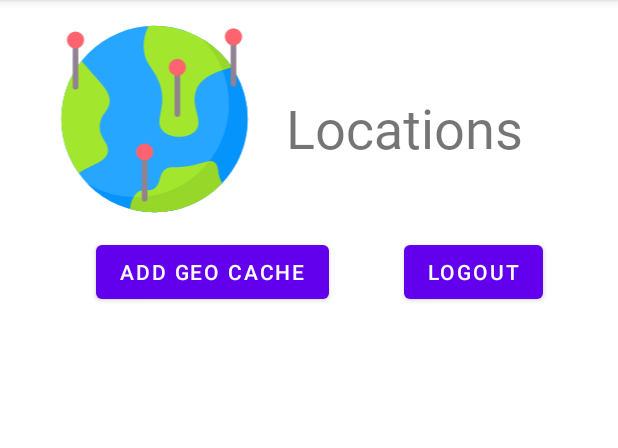
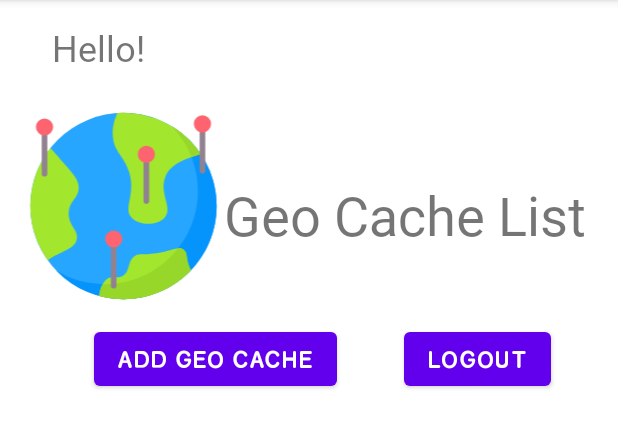
Before and after one commit to exactmark/GeoCached, an Android app: the LocationList screen opened directly, with no data from a screen before it, on a phone screen of 412 x 824 dp, the part 84-532 px from its top. Run offline under Robolectric (Android 15) with nearby library versions, the phone set to English and light mode, and no system bars.

Commit message:
update fonts on all activities

```diff
--- a/GeoCached/app/src/main/java/com/team4/geocached/LocationList.java
+++ b/GeoCached/app/src/main/java/com/team4/geocached/LocationList.java
@@ -14,6 +14,7 @@ import android.view.View;
 import android.widget.AdapterView;
 import android.widget.Button;
 import android.widget.ListView;
+import android.widget.TextView;
 
 import java.util.ArrayList;
 
@@ -23,6 +24,7 @@ public class LocationList extends AppCompatActivity {
     ServerConnection serverConnection= new ServerConnection();
     Button addGeoCache;
     Button logout;
+    TextView header;
 
     public static Drawable getDrawableByName(String name, Context context) {
         int drawableResource = context.getResources().getIdentifier(name, "drawable", context.getPackageName());
@@ -36,9 +38,13 @@ public class LocationList extends AppCompatActivity {
         super.onCreate(savedInstanceState);
         setContentView(R.layout.activity_location_list);
 
+        SharedPreferences sp = getApplicationContext().getSharedPreferences("geocached", Context.MODE_PRIVATE);
+
         listView =findViewById(R.id.listView);
         addGeoCache = findViewById(R.id.addLocation);
         logout = findViewById(R.id.logout);
+        header = findViewById(R.id.Header);
+        header.setText("Hello! "+ sp.getString("user_id", ""));
 
         addGeoCache.setOnClickListener((v)->{
             Intent i = new Intent(LocationList.this, AddGeoCache.class);
@@ -47,7 +53,7 @@ public class LocationList extends AppCompatActivity {
         });
 
         logout.setOnClickListener((v)->{
-            SharedPreferences sp = getApplicationContext().getSharedPreferences("geocached", Context.MODE_PRIVATE);
+
             SharedPreferences.Editor editor = sp.edit();
             editor.remove("user_id");
             editor.apply();
--- a/GeoCached/app/src/main/java/com/team4/geocached/SingleLocation.java
+++ b/GeoCached/app/src/main/java/com/team4/geocached/SingleLocation.java
@@ -73,6 +73,9 @@ class MyLocationListener implements LocationListener{
         }
 
         double x = Math.round(computeDist(current, to) * 100.0) / 100.0;
+        if(x>1000){
+            directionText.setText(Math.round((x/1000.0) * 100.0) / 100.0+ "km away");
+        }else
         directionText.setText(x+"m away.");
         directionMarker.setRotation((float)dir_theta);
 
--- a/GeoCached/app/src/main/res/layout/activity_location_list.xml
+++ b/GeoCached/app/src/main/res/layout/activity_location_list.xml
@@ -6,10 +6,24 @@
     android:layout_height="match_parent"
     tools:context=".LocationList">
 
+    <TextView
+        android:id="@+id/Header"
+        android:layout_width="wrap_content"
+        android:layout_height="wrap_content"
+        android:layout_marginTop="15dp"
+        android:fontFamily="@font/rockoultraflf"
+        android:text="Hello! "
+        android:textSize="24sp"
+        app:layout_constraintEnd_toEndOf="parent"
+        app:layout_constraintHorizontal_bias="0.1"
+        app:layout_constraintStart_toStartOf="parent"
+        app:layout_constraintTop_toTopOf="parent" />
+
     <Button
         android:id="@+id/addLocation"
         android:layout_width="wrap_content"
         android:layout_height="wrap_content"
+        android:fontFamily="@font/rockoflf_bold"
         android:text="Add Geo Cache"
         app:layout_constraintBottom_toTopOf="@+id/listView"
         app:layout_constraintEnd_toEndOf="parent"
@@ -22,12 +36,12 @@
         android:layout_width="0dp"
         android:layout_height="wrap_content"
         android:layout_marginStart="15dp"
-        android:layout_marginTop="15dp"
+        android:layout_marginTop="25dp"
         android:layout_marginEnd="15dp"
         android:orientation="horizontal"
         app:layout_constraintEnd_toEndOf="parent"
         app:layout_constraintStart_toStartOf="parent"
-        app:layout_constraintTop_toTopOf="parent">
+        app:layout_constraintTop_toBottomOf="@+id/Header">
 
         <ImageView
             android:id="@+id/imageView"
@@ -43,7 +57,7 @@
             android:layout_marginTop="45dp"
             android:layout_weight="1"
             android:fontFamily="@font/rockoultraflf"
-            android:text="Locations"
+            android:text="Geo Cache List"
             android:textSize="36sp" />
 
     </LinearLayout>
@@ -68,6 +82,7 @@
         android:id="@+id/logout"
         android:layout_width="wrap_content"
         android:layout_height="wrap_content"
+        android:fontFamily="@font/rockoflf_bold"
         android:text="Logout"
         app:layout_constraintBottom_toBottomOf="@+id/addLocation"
         app:layout_constraintEnd_toEndOf="parent"
--- a/GeoCached/app/src/main/res/layout/activity_single_location.xml
+++ b/GeoCached/app/src/main/res/layout/activity_single_location.xml
@@ -49,7 +49,7 @@
             android:id="@+id/directionText"
             android:layout_width="match_parent"
             android:layout_height="wrap_content"
-            android:text="N"
+            android:text="Computing distance ..."
             android:textAlignment="center"
             android:textSize="30dp"
             android:textStyle="bold" />
@@ -78,6 +78,7 @@
             android:layout_width="157dp"
             android:layout_height="57dp"
             android:layout_gravity="center_horizontal|center"
+            android:enabled="false"
             android:text="Check-in" />
 
     </LinearLayout>
--- a/GeoCached/app/src/main/res/layout/list_log_entry.xml
+++ b/GeoCached/app/src/main/res/layout/list_log_entry.xml
@@ -12,7 +12,9 @@
         android:layout_height="wrap_content"
         android:layout_marginStart="15dp"
         android:layout_marginTop="5dp"
+        android:fontFamily="@font/rocko"
         android:text="TextView"
+        android:textSize="15sp"
         app:layout_constraintStart_toStartOf="parent"
         app:layout_constraintTop_toTopOf="parent" />
 
@@ -21,7 +23,9 @@
         android:layout_width="wrap_content"
         android:layout_height="wrap_content"
         android:layout_marginTop="5dp"
+        android:fontFamily="@font/rocko"
         android:text="user"
+        android:textSize="15sp"
         app:layout_constraintStart_toStartOf="@+id/logEntryText"
         app:layout_constraintTop_toBottomOf="@+id/logEntryText" />
 
@@ -31,7 +35,9 @@
         android:layout_height="wrap_content"
         android:layout_marginStart="20dp"
         android:layout_marginTop="5dp"
+        android:fontFamily="@font/rocko"
         android:text="TextView"
+        android:textSize="15sp"
         app:layout_constraintStart_toEndOf="@+id/userName"
         app:layout_constraintTop_toBottomOf="@+id/logEntryText" />
 </androidx.constraintlayout.widget.ConstraintLayout>
```
Also changed, not shown: GeoCached/app/src/main/res/layout/activity_add_geo_cache.xml (+7 -1 lines).
